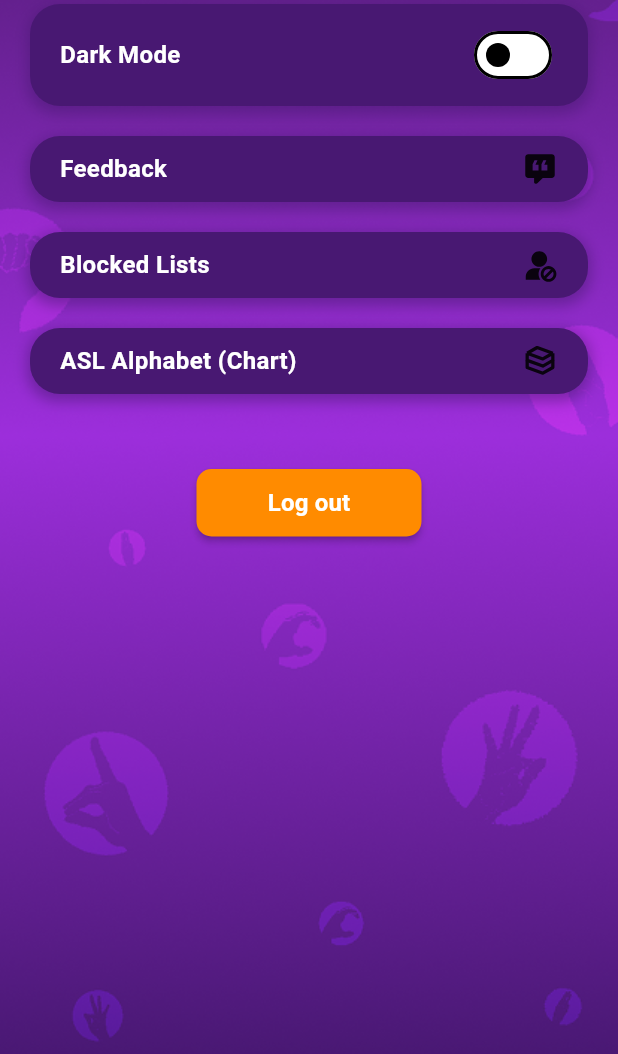
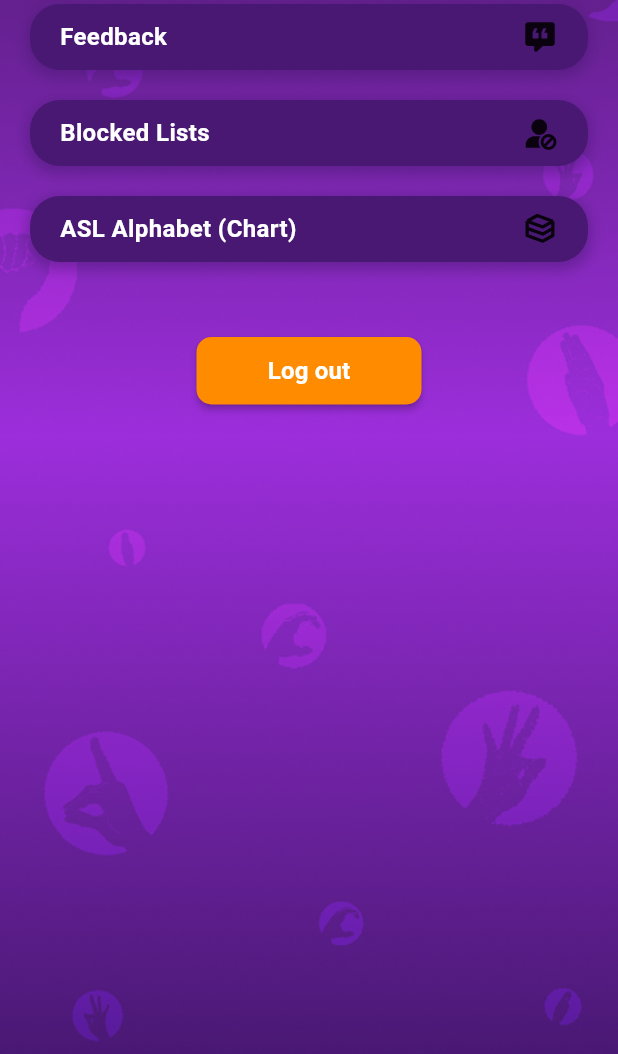
Before and after one commit to wntrpy/SignTalk, a Flutter app: the UserProfileScreen screen opened by its route, after a tap on the "settings" icon, on a phone screen of 412 x 824 dp, the part 182-1236 px from its top. Run offline on Flutter 3.47's test engine with Material 3 defaults, Android fonts, the phone set to English and light mode, and no system bars; our stand-ins replace audioplayers, camera, cloud_firestore, cloud_functions, dio, firebase_auth and 15 more; missing offline and left inert: record; accounts and stored records are empty.

Commit message:
removed dark mode

```diff
--- a/lib/app_colors.dart
+++ /dev/null
@@ -1,41 +0,0 @@
-import 'package:flutter/material.dart';
-
-class AppColors {
-  // 🎨 Base palette (from your Figma)
-  static const Color darkViolet = Color(0xFF481872);
-  static const Color lightViolet = Color(0xFF6F22A3);
-  static const Color orange = Color(0xFFFF8B00);
-  static const Color red = Color(0xFFFF0000);
-  static const Color white = Color(0xFFFFFFFF);
-  static const Color black = Color(0xFF000000);
-  static const Color extraLightViolet = Color(0xFFBA71E3);
-
-  // 🌞 Light mode mapping
-  static final lightScheme = ColorScheme(
-    brightness: Brightness.light,
-    primary: lightViolet,
-    secondary: extraLightViolet,
-    surface: white,
-    error: red,
-    onPrimary: white,
-    onSecondary: black,
-    onSurface: black,
-    onError: white,
-  );
-
-  // 🌙 Dark mode mapping
-  static final darkScheme = ColorScheme(
-    brightness: Brightness.dark,
-    primary: darkViolet,
-    secondary: orange,
-    surface: black, // softer dark bg
-    error: red,
-    onPrimary: white,
-    onSecondary: white,
-    onSurface: white,
-    onError: black,
-  );
-
-  /// Get current scheme from context
-  static ColorScheme of(BuildContext context) => Theme.of(context).colorScheme;
-}
--- a/lib/core/helper/helper_settings_screen.dart
+++ b/lib/core/helper/helper_settings_screen.dart
@@ -3,7 +3,6 @@ import 'package:flutter_riverpod/flutter_riverpod.dart';
 import 'package:flutter_svg/svg.dart';
 import 'package:go_router/go_router.dart';
 import 'package:signtalk/app_constants.dart';
-import 'package:signtalk/providers/dark_mode_provider.dart';
 import 'package:signtalk/screens/settings_screens/settings_blocked_list_screen.dart';
 import 'package:signtalk/screens/settings_screens/settings_feedback_screen.dart';
 
@@ -22,17 +21,7 @@ List<Map<String, dynamic>> getSettingsOptions(
   BuildContext context,
   WidgetRef ref,
 ) {
-  final isDarkMode = ref.watch(darkModeProvider);
-
   return [
-    {
-      'text': 'Dark Mode',
-      'icon': Switch(
-        value: isDarkMode,
-        onChanged: (value) => ref.read(darkModeProvider.notifier).state = value,
-      ),
-      'onTap': null,
-    },
     {
       'text': 'Feedback',
       'icon': _settingsIcon(context, AppConstants.settings_feedback_icon),
--- a/lib/providers/dark_mode_provider.dart
+++ /dev/null
@@ -1,3 +0,0 @@
-import 'package:flutter_riverpod/flutter_riverpod.dart';
-
-final darkModeProvider = StateProvider<bool>((ref) => false);
--- a/lib/screens/chat_screens/user_profile_screen.dart
+++ b/lib/screens/chat_screens/user_profile_screen.dart
@@ -1,7 +1,6 @@
 import 'package:flutter/material.dart';
 import 'package:go_router/go_router.dart';
 import 'package:flutter_riverpod/flutter_riverpod.dart';
-import 'package:signtalk/app_colors.dart';
 import 'package:signtalk/widgets/buttons/custom_button.dart';
 import 'package:signtalk/widgets/custom_app_bar.dart';
 import 'package:signtalk/widgets/textfields/custom_line_textfield.dart';
@@ -70,7 +69,7 @@ class _UserProfileScreenState extends ConsumerState<UserProfileScreen> {
           children: [
             CircleAvatar(
               radius: 60,
-              backgroundColor: AppColors.of(context).surface,
+              backgroundColor: AppConstants.white,
               backgroundImage:
                   (user.photoUrl != null && user.photoUrl!.isNotEmpty)
                   ? NetworkImage(user.photoUrl!)
@@ -100,14 +99,11 @@ class _UserProfileScreenState extends ConsumerState<UserProfileScreen> {
                     decoration: BoxDecoration(
                       color: AppConstants.orange,
                       shape: BoxShape.circle,
-                      border: Border.all(
-                        color: AppColors.of(context).surface,
-                        width: 2,
-                      ),
+                      border: Border.all(color: AppConstants.white, width: 2),
                     ),
                     child: Icon(
                       Icons.camera_alt,
-                      color: AppColors.of(context).surface,
+                      color: AppConstants.white,
                       size: 20,
                     ),
                   ),
@@ -121,7 +117,7 @@ class _UserProfileScreenState extends ConsumerState<UserProfileScreen> {
           user.name,
           style: TextStyle(
             fontWeight: FontWeight.bold,
-            color: AppColors.of(context).surface,
+            color: AppConstants.white,
             fontSize: AppConstants.fontSizeExtraLarge,
           ),
         ),
@@ -137,9 +133,7 @@ class _UserProfileScreenState extends ConsumerState<UserProfileScreen> {
             _toggleEditMode();
           },
           textSize: AppConstants.fontSizeMedium,
-          textColor: isEditMode
-              ? AppColors.of(context).surface
-              : AppConstants.darkViolet,
+          textColor: isEditMode ? AppConstants.white : AppConstants.darkViolet,
         ),
       ],
     );
@@ -166,7 +160,7 @@ class _UserProfileScreenState extends ConsumerState<UserProfileScreen> {
                   ? AppConstants.orange
                   : Theme.of(context).colorScheme.surface,
               textColor: _isEditingName
-                  ? AppColors.of(context).surface
+                  ? AppConstants.white
                   : AppConstants.darkViolet,
               buttonWidth: 70,
               buttonHeight: 38,
@@ -201,7 +195,7 @@ class _UserProfileScreenState extends ConsumerState<UserProfileScreen> {
                   ? AppConstants.orange
                   : Theme.of(context).colorScheme.surface,
               textColor: _isEditingAge
-                  ? AppColors.of(context).surface
+                  ? AppConstants.white
                   : AppConstants.darkViolet,
               buttonWidth: 70,
               buttonHeight: 38,
@@ -248,7 +242,7 @@ class _UserProfileScreenState extends ConsumerState<UserProfileScreen> {
                           border: InputBorder.none,
                         ),
                         style: const TextStyle(color: Colors.black),
-                        dropdownColor: AppColors.of(context).background,
+                        dropdownColor: AppConstants.white,
                         items: userTypes
                             .map(
                               (String item) => DropdownMenuItem<String>(
@@ -273,7 +267,7 @@ class _UserProfileScreenState extends ConsumerState<UserProfileScreen> {
                     CustomButton(
                       buttonText: "Save",
                       colorCode: AppConstants.orange,
-                      textColor: AppColors.of(context).surface,
+                      textColor: AppConstants.white,
                       buttonWidth: 70,
                       buttonHeight: 38,
                       textSize: 14,
@@ -369,7 +363,7 @@ class _UserProfileScreenState extends ConsumerState<UserProfileScreen> {
                   ),
                   Container(
                     padding: const EdgeInsets.only(top: 12),
-                    color: AppColors.of(context).surface,
+                    color: AppConstants.white,
                     child: _buildProfileForm(user, isEditMode),
                   ),
                 ],
--- a/lib/screens/settings_screens/settings_alphabet_chart_screen.dart
+++ b/lib/screens/settings_screens/settings_alphabet_chart_screen.dart
@@ -1,5 +1,4 @@
 import 'package:flutter/material.dart';
-import 'package:signtalk/app_colors.dart';
 import 'package:signtalk/app_constants.dart';
 import 'package:signtalk/widgets/buttons/custom_circle_pfp_button.dart';
 import 'package:signtalk/widgets/custom_app_bar.dart';
@@ -24,7 +23,7 @@ class SettingsAlphabetChart extends ConsumerWidget {
               CustomAppBar(
                 appBarText: "ASL and FSL Alphabet (Chart)",
                 rightWidget: CustomCirclePfpButton(
-                  borderColor: AppColors.of(context).surface,
+                  borderColor: AppConstants.white,
                   userImage: user.photoUrl ?? AppConstants.default_user_pfp,
                   width: 40,
                   height: 40,
```
Also changed, not shown: lib/main.dart (+0 -9 lines), lib/screens/chat_screens/user_search_screen.dart (+2 -6 lines), lib/screens/settings_screens/settings_feedback_screen.dart (+4 -4 lines), lib/under_maintenance_screen.dart (+2 -5 lines), lib/widgets/chat/custom_message_bubble.dart (+27 -36 lines), pubspec.lock, 1 other file.
